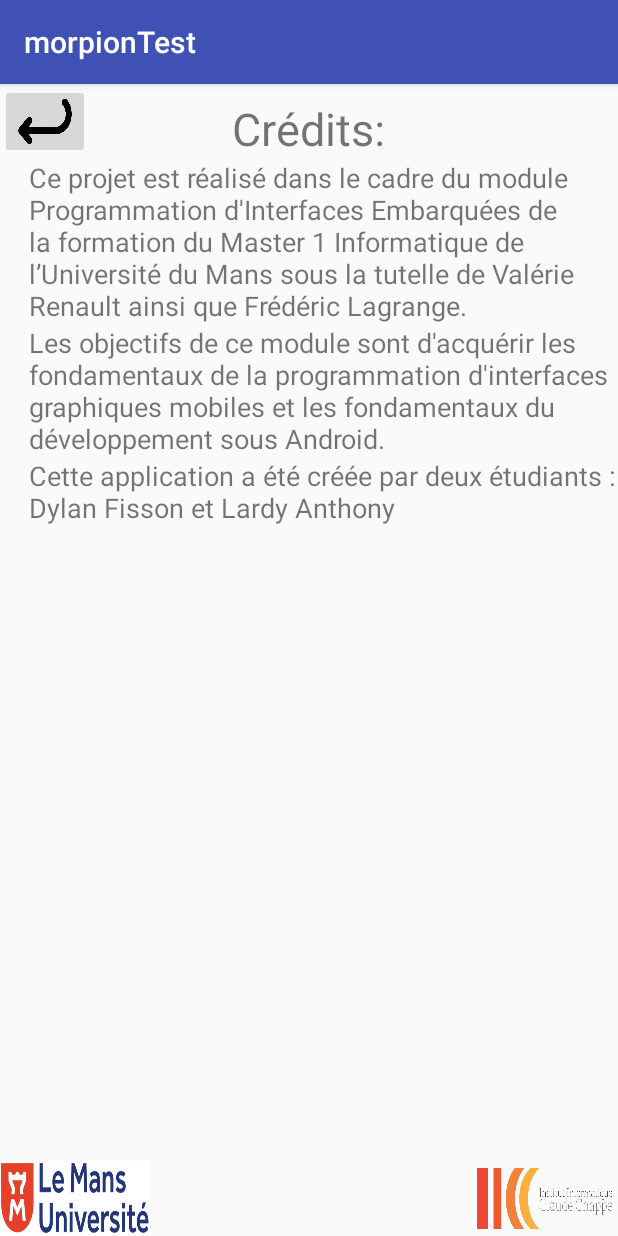
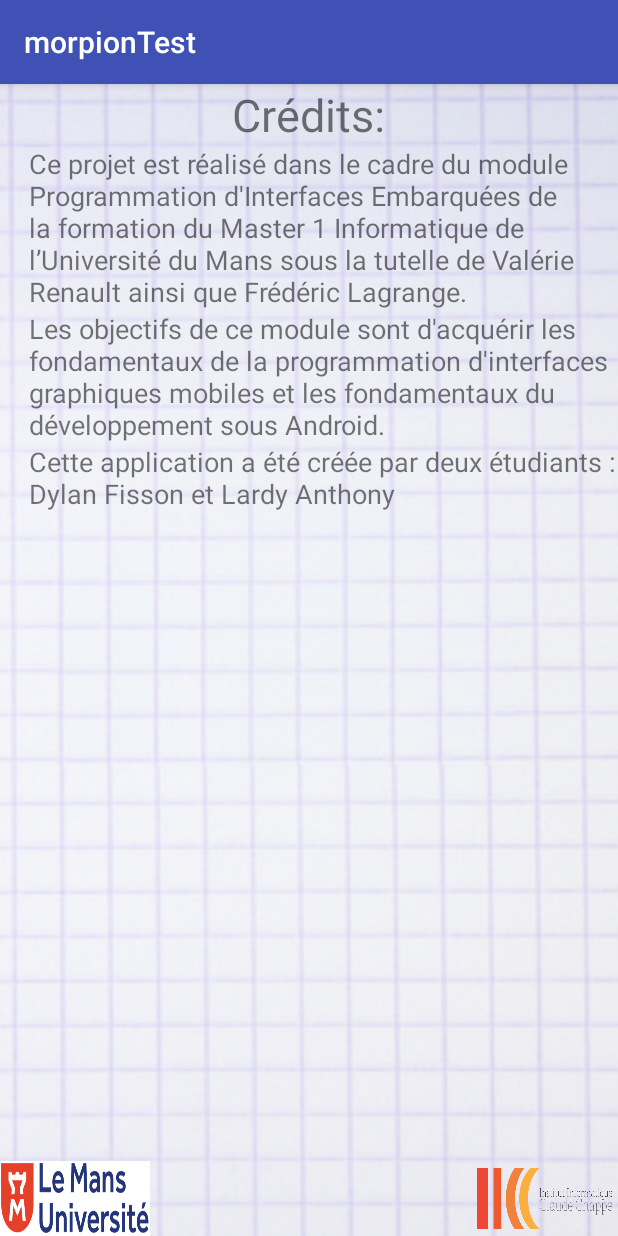
Before and after one commit to Anthony-Lardy/SuperMorpion, an Android app: the Credits screen opened directly, with no data from a screen before it, on a phone screen of 412 x 824 dp. Run offline under Robolectric (Android 15) with nearby library versions, the phone set to English and light mode, and no system bars.

Commit message:
final commit

```diff
--- a/morpionTest/app/src/main/java/com/example/fisso/morpiontest/Credits.java
+++ b/morpionTest/app/src/main/java/com/example/fisso/morpiontest/Credits.java
@@ -11,23 +11,11 @@ public class Credits  extends AppCompatActivity {
 
 
 
-    ImageButton retour;
-
     @Override
     protected void onCreate(Bundle savedInstanceState) {
         super.onCreate(savedInstanceState);
         setContentView(R.layout.credits);
 
-        retour = (ImageButton) findViewById(R.id.boutonAccueil);
-
-
-        retour.setOnClickListener(new View.OnClickListener() {
-            @Override
-            public void onClick(View view) {
-                //on fait appel à la méthode ouvrirMainActivity
-                ouvrirAccueilActivity();
-            }
-        });
     }
 
 
--- a/morpionTest/app/src/main/res/layout/accueil.xml
+++ b/morpionTest/app/src/main/res/layout/accueil.xml
@@ -3,6 +3,7 @@
     android:id="@+id/activity_acceuil"
     android:layout_width="match_parent"
     android:layout_height="match_parent"
+    android:background="@drawable/calepintest"
     >
 
     <ImageView
--- a/morpionTest/app/src/main/res/layout/credits.xml
+++ b/morpionTest/app/src/main/res/layout/credits.xml
@@ -3,22 +3,14 @@
     xmlns:app="http://schemas.android.com/apk/res-auto"
     android:layout_width="fill_parent"
     android:layout_height="fill_parent"
-    android:orientation="vertical">
+    android:orientation="vertical"
+    android:background="@drawable/calepintest">
 
-
-    <ImageButton
-        android:id="@+id/boutonAccueil"
-        android:layout_width="60dp"
-        android:layout_height="50dp"
-        android:layout_alignParentTop="true"
-        android:scaleType="fitXY"
-        android:src="@drawable/retour" />
 
     <TextView
         android:id="@+id/creditsTitre"
         android:layout_width="wrap_content"
         android:layout_height="wrap_content"
-        android:layout_alignBottom="@+id/boutonAccueil"
         android:layout_centerHorizontal="true"
         android:text="Crédits:"
         android:textSize="30dp" />
@@ -48,13 +40,13 @@
     <TextView
         android:id="@+id/texteCredits3"
         android:layout_width="wrap_content"
-        android:layout_below="@+id/texteCredits2"
         android:layout_height="wrap_content"
         android:layout_alignParentLeft="true"
         android:layout_marginStart="19dp"
         android:layout_marginLeft="19dp"
         android:text="Cette application a été créée par deux étudiants : Dylan Fisson et Lardy Anthony"
-        android:textSize="18dp" />
+        android:textSize="18dp"
+        android:layout_below="@+id/texteCredits2"/>
 
     <ImageView
         android:id="@+id/logoic2"
--- a/morpionTest/app/src/main/res/layout/parametres.xml
+++ b/morpionTest/app/src/main/res/layout/parametres.xml
@@ -1,7 +1,8 @@
 <?xml version="1.0" encoding="utf-8"?>
 <RelativeLayout xmlns:android="http://schemas.android.com/apk/res/android"
     android:orientation="vertical" android:layout_width="match_parent"
-    android:layout_height="match_parent">
+    android:layout_height="match_parent"
+    android:background="@drawable/calepintest">
 
     <TextView
         android:text="Paramètres de la partie"
@@ -43,7 +44,7 @@
         android:id="@+id/pseudo2"
         android:layout_below="@+id/joueur1Pseudo"
         android:layout_alignStart="@+id/joueur1Pseudo"
-        android:layout_marginTop="18dp" />
+        android:layout_marginTop="26dp" />
 
     <EditText
         android:layout_width="wrap_content"
--- a/morpionTest/app/src/main/res/layout/regles.xml
+++ b/morpionTest/app/src/main/res/layout/regles.xml
@@ -8,7 +8,7 @@
     android:paddingLeft="5dp"
     android:paddingRight="@dimen/activity_horizontal_margin"
     android:paddingTop="5dp"
-    tools:context="com.example.fisso.supermorpion.Regles">
+    android:background="@drawable/calepintest">
 
 
 
--- a/morpionTest/app/src/main/res/layout/regles_deux.xml
+++ b/morpionTest/app/src/main/res/layout/regles_deux.xml
@@ -41,11 +41,12 @@
             android:layout_height="200dp"
             android:src="@drawable/victoirecase"
             android:layout_alignParentBottom="true"
-            android:layout_alignParentRight="true"
             android:layout_alignParentEnd="true"
             android:layout_marginRight="66dp"
             android:layout_marginEnd="66dp"
-            android:layout_marginBottom="37dp" />
+            android:layout_marginBottom="37dp"
+            android:layout_below="@+id/textView3"
+            android:layout_centerHorizontal="true"/>
 
         <TextView
             android:text="Sur l'exemple ci-dessous c'est au tour des croix vertes de jouer dans le morpion au centre. \nSi le joueur joue en bas à droite il gagne alors le morpion."
--- a/morpionTest/app/src/main/res/layout/regles_trois.xml
+++ b/morpionTest/app/src/main/res/layout/regles_trois.xml
@@ -44,16 +44,16 @@
             android:id="@+id/textView4" />
 
         <ImageView
-
             android:layout_width="200dp"
             android:layout_height="200dp"
             android:src="@drawable/morpionemplacement"
             android:layout_alignParentBottom="true"
-            android:layout_alignParentRight="true"
             android:layout_alignParentEnd="true"
             android:layout_marginRight="66dp"
             android:layout_marginEnd="66dp"
-            android:layout_marginBottom="37dp" />
+            android:layout_marginBottom="37dp"
+            android:layout_centerHorizontal="true"
+            android:layout_below="@+id/textView4"/>
 
     </RelativeLayout>
 </LinearLayout>
```
Also changed, not shown: morpionTest/app/src/main/res/layout/regles_un.xml (+5 -3 lines), morpionTest/app/src/main/res/drawable/calepintest.png.
